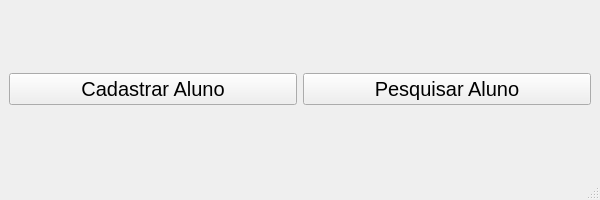
Above: GeradorDeDocumentos/mainwindowView.ui from andersonferreira1277/Exerc-cios-de-P1-e-LP1 before the change. Below: the same form after it.
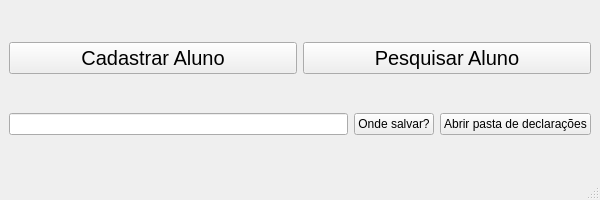
That is the form after the change. Icons and pictures are not drawn.

Diff of the .ui file:
```diff
--- a/GeradorDeDocumentos/mainwindowView.ui
+++ b/GeradorDeDocumentos/mainwindowView.ui
@@ -85,6 +85,34 @@
       </item>
      </layout>
     </item>
+    <item>
+     <layout class="QHBoxLayout" name="horizontalLayout_3">
+      <property name="sizeConstraint">
+       <enum>QLayout::SetMinimumSize</enum>
+      </property>
+      <item>
+       <widget class="QLineEdit" name="lineEditCaminho">
+        <property name="readOnly">
+         <bool>true</bool>
+        </property>
+       </widget>
+      </item>
+      <item>
+       <widget class="QPushButton" name="btnSelecionar">
+        <property name="text">
+         <string>Onde salvar?</string>
+        </property>
+       </widget>
+      </item>
+      <item>
+       <widget class="QPushButton" name="btnAbrirPasta">
+        <property name="text">
+         <string>Abrir pasta de declarações</string>
+        </property>
+       </widget>
+      </item>
+     </layout>
+    </item>
    </layout>
   </widget>
   <widget class="QMenuBar" name="menubar">
```
